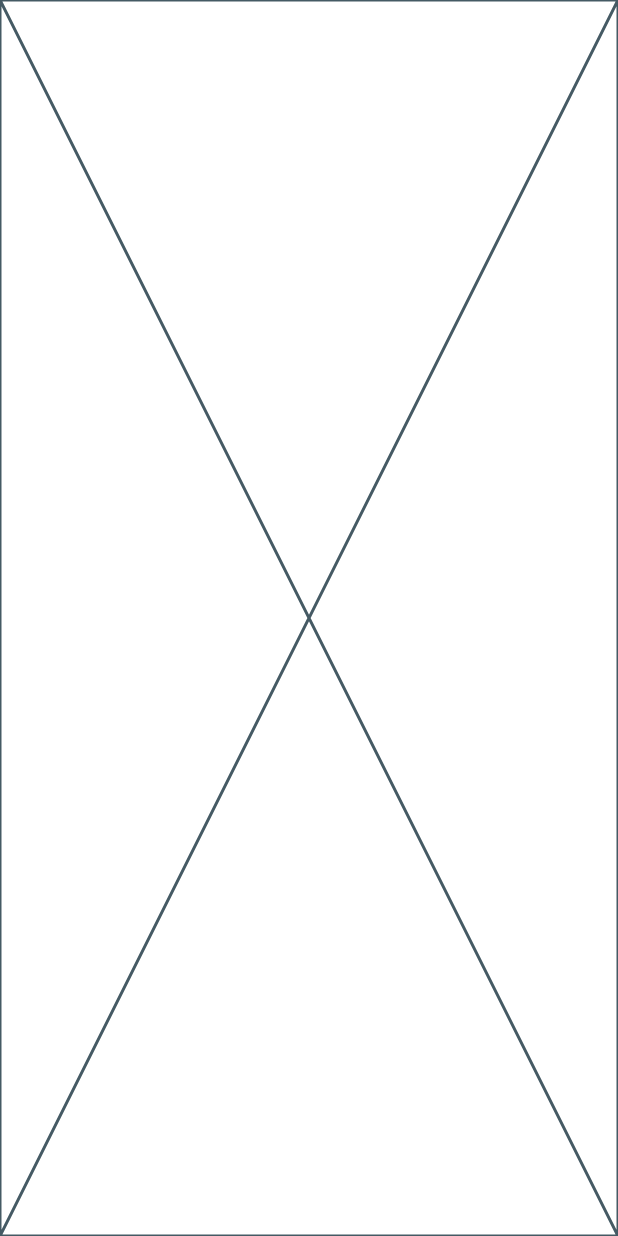
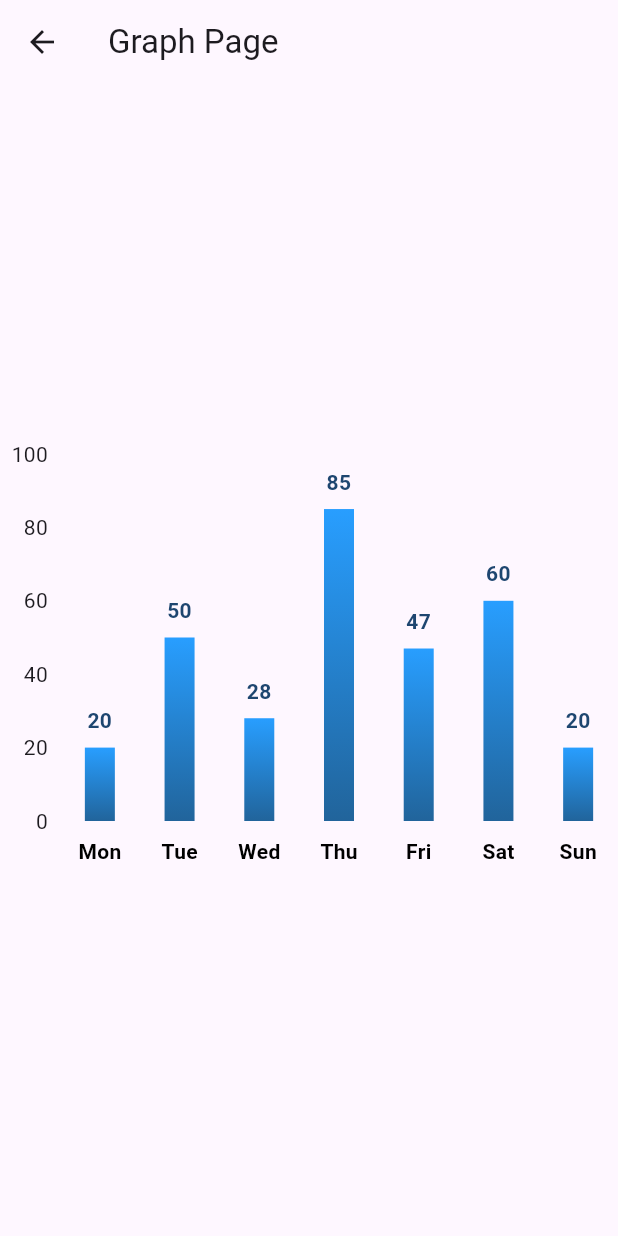
Before and after one commit to Team-CURLYBRACES/SoulNest, a Flutter app: the screen it shows after launch, after a tap on "Next", on a phone screen of 412 x 824 dp. Run offline on Flutter 3.47's test engine with Material 3 defaults, Android fonts, the phone set to English and light mode, and no system bars; drawn by our look-alikes of fl_chart.

Commit message:
just commit

```diff
--- /dev/null
+++ b/lib/components/test_graph.dart
@@ -0,0 +1,227 @@
+import 'package:fl_chart/fl_chart.dart';
+import 'package:flutter/material.dart';
+
+class _BarChart extends StatelessWidget {
+  const _BarChart();
+
+  @override
+  Widget build(BuildContext context) {
+    return BarChart(
+      BarChartData(
+        barTouchData: barTouchData,
+        titlesData: titlesData,
+        borderData: borderData,
+        barGroups: barGroups,
+        gridData: const FlGridData(show: false),
+        alignment: BarChartAlignment.spaceAround,
+        groupsSpace: 12,
+        maxY: 100,
+      ),
+    );
+  }
+
+  BarTouchData get barTouchData => BarTouchData(
+        enabled: false,
+        touchTooltipData: BarTouchTooltipData(
+          tooltipBgColor: Colors.transparent,
+          tooltipPadding: EdgeInsets.zero,
+          tooltipMargin: 8,
+          getTooltipItem: (
+            BarChartGroupData group,
+            int groupIndex,
+            BarChartRodData rod,
+            int rodIndex,
+          ) {
+            return BarTooltipItem(
+              rod.toY.round().toString(),
+              const TextStyle(
+                color: Color.fromARGB(255, 30, 70, 112),
+                fontWeight: FontWeight.bold,
+              ),
+            );
+          },
+        ),
+      );
+
+  Widget getTitles(double value, TitleMeta meta) {
+    final style = TextStyle(
+      color: Colors.black,
+      fontWeight: FontWeight.bold,
+      fontSize: 14,
+    );
+    String text;
+    switch (value.toInt()) {
+      case 0:
+        text = 'Mon';
+        break;
+      case 1:
+        text = 'Tue';
+        break;
+      case 2:
+        text = 'Wed';
+        break;
+      case 3:
+        text = 'Thu';
+        break;
+      case 4:
+        text = 'Fri';
+        break;
+      case 5:
+        text = 'Sat';
+        break;
+      case 6:
+        text = 'Sun';
+        break;
+      default:
+        text = '';
+        break;
+    }
+    return SideTitleWidget(
+      axisSide: meta.axisSide,
+      space: 10,
+      child: Text(text, style: style),
+    );
+  }
+
+
+  FlTitlesData get titlesData => FlTitlesData(
+        show: true,
+        bottomTitles: AxisTitles(
+          sideTitles: SideTitles(
+            showTitles: true,
+            reservedSize: 30,
+            getTitlesWidget: getTitles,
+          ),
+        ),
+        leftTitles: const AxisTitles(
+          sideTitles: SideTitles(
+            showTitles: true,
+            reservedSize: 40,
+            interval: 20,
+          ),
+        ),
+        topTitles: const AxisTitles(
+          sideTitles: SideTitles(showTitles: false),
+        ),
+        rightTitles: const AxisTitles(
+          sideTitles: SideTitles(showTitles: false),
+        ),
+      );
+
+  FlBorderData get borderData => FlBorderData(
+        show: false,
+      );
+
+  LinearGradient get _barsGradient => LinearGradient(
+        colors: [
+          Color.fromARGB(255, 33, 100, 155),
+          const Color.fromARGB(255, 40, 158, 255),
+        ],
+        begin: Alignment.bottomCenter,
+        end: Alignment.topCenter,
+      );
+
+  List<BarChartGroupData> get barGroups => [
+        BarChartGroupData(
+          x: 0,
+          barRods: [
+            BarChartRodData(
+              toY: 20,
+              gradient: _barsGradient,
+              width: 20,
+              borderRadius: BorderRadius.zero,
+            )
+          ],
+          showingTooltipIndicators: [0],
+        ),
+        BarChartGroupData(
+          x: 1,
+          barRods: [
+            BarChartRodData(
+              toY: 50,
+              gradient: _barsGradient,
+              width: 20,
+              borderRadius: BorderRadius.zero,
+            )
+          ],
+          showingTooltipIndicators: [0],
+        ),
+        BarChartGroupData(
+          x: 2,
+          barRods: [
+            BarChartRodData(
+              toY: 28,
+              gradient: _barsGradient,
+              width: 20,
+              borderRadius: BorderRadius.zero,
+            )
+          ],
+          showingTooltipIndicators: [0],
+        ),
+        BarChartGroupData(
+          x: 3,
+          barRods: [
+            BarChartRodData(
+              toY: 85,
+              gradient: _barsGradient,
+              width: 20,
+              borderRadius: BorderRadius.zero,
+            )
+          ],
+          showingTooltipIndicators: [0],
+        ),
+        BarChartGroupData(
+          x: 4,
+          barRods: [
+            BarChartRodData(
+              toY: 47,
+              gradient: _barsGradient,
+              width: 20,
+              borderRadius: BorderRadius.zero,
+            )
+          ],
+          showingTooltipIndicators: [0],
+        ),
+        BarChartGroupData(
+          x: 5,
+          barRods: [
+            BarChartRodData(
+              toY: 60,
+              gradient: _barsGradient,
+              width: 20,
+              borderRadius: BorderRadius.zero,
+            )
+          ],
+          showingTooltipIndicators: [0],
+        ),
+        BarChartGroupData(
+          x: 6,
+          barRods: [
+            BarChartRodData(
+              toY: 20,
+              gradient: _barsGradient,
+              width: 20,
+              borderRadius: BorderRadius.zero,
+            )
+          ],
+          showingTooltipIndicators: [0],
+        ),
+      ];
+}
+
+class BarChartSample3 extends StatefulWidget {
+  const BarChartSample3({super.key});
+
+  @override
+  State<StatefulWidget> createState() => BarChartSample3State();
+}
+
+class BarChartSample3State extends State<BarChartSample3> {
+  @override
+  Widget build(BuildContext context) {
+    return const AspectRatio(
+      aspectRatio: 1.5,
+      child: _BarChart(),
+    );
+  }
+}
--- a/lib/main.dart
+++ b/lib/main.dart
@@ -1,4 +1,5 @@
 import 'package:flutter/material.dart';
+import 'package:soulnest/screens/graph.dart';
 import 'package:soulnest/screens/passwords.dart';
 import 'package:soulnest/screens/splash_screen.dart';
 
@@ -17,6 +18,7 @@ class MyApp extends StatelessWidget {
       home: SplashScreen(),
       routes: {
         '/passwords':(context) => const Passwords(),
+        '/graph':(context) => GraphPage(),
       },
     );
   }
--- /dev/null
+++ b/lib/screens/graph.dart
@@ -0,0 +1,16 @@
+import 'package:flutter/material.dart';
+import 'package:soulnest/components/test_graph.dart'; // Import the file where _BarChart is defined
+
+class GraphPage extends StatelessWidget {
+  @override
+  Widget build(BuildContext context) {
+    return Scaffold(
+      appBar: AppBar(
+        title: Text('Graph Page'),
+      ),
+      body: Center(
+        child: BarChartSample3(), // Use BarChartSample3 widget here
+      ),
+    );
+  }
+}
--- a/lib/screens/signup_interests.dart
+++ b/lib/screens/signup_interests.dart
@@ -91,7 +91,7 @@ class _MyWidgetState extends State<SignUp_Interests> {
                     )),
                 SizedBox(width: 24),
                 NextButton(
-                    onTap: () => Navigator.pushNamed(context, '/passwords'),
+                    onTap: () => Navigator.pushNamed(context, '/graph'),
                     child: Text(
                       "Next",
                       style: TextStyle(
--- a/pubspec.yaml
+++ b/pubspec.yaml
@@ -35,6 +35,7 @@ dependencies:
   # The following adds the Cupertino Icons font to your application.
   # Use with the CupertinoIcons class for iOS style icons.
   cupertino_icons: ^1.0.2
+  fl_chart: ^0.66.2
 
 dev_dependencies:
   flutter_test:
```
Also changed, not shown: pubspec.lock.
